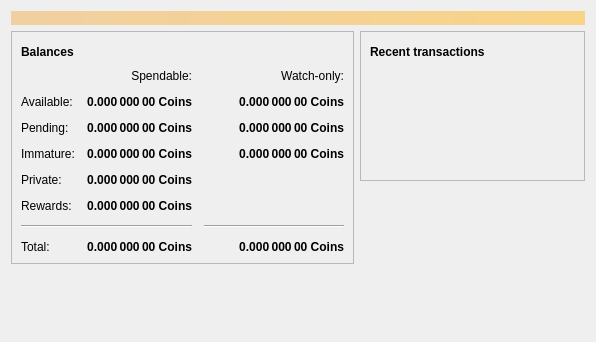
Qt form src/qt/forms/overviewpage.ui (DigitalPrice/DP-Wallet) before a commit.
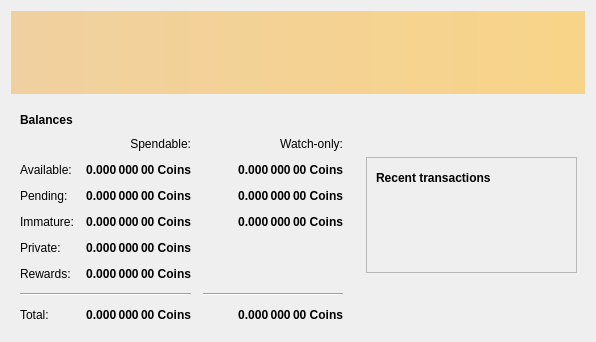
The same form after that commit. Icons and pictures are not drawn. Custom widgets are drawn as their Qt base class.

Commit message:
Overview space management
add more tx history
QFrames float (removed springs), top-pegging logic fails with modern large screen and centers wil later be removed when proper stylesheets are added

What changed in the file:
```diff
--- a/src/qt/forms/overviewpage.ui
+++ b/src/qt/forms/overviewpage.ui
@@ -37,13 +37,13 @@
     <layout class="QHBoxLayout" name="horizontalLayout" stretch="1,1">
      <item>
       <layout class="QVBoxLayout" name="verticalLayout_2">
-       <item>
+       <item alignment="Qt::AlignHCenter|Qt::AlignVCenter">
         <widget class="QFrame" name="frame">
          <property name="frameShape">
-          <enum>QFrame::StyledPanel</enum>
+          <enum>QFrame::NoFrame</enum>
          </property>
          <property name="frameShadow">
-          <enum>QFrame::Raised</enum>
+          <enum>QFrame::Plain</enum>
          </property>
          <layout class="QVBoxLayout" name="verticalLayout_4">
           <item>
@@ -482,24 +482,11 @@
          </layout>
         </widget>
        </item>
-       <item>
-        <spacer name="verticalSpacer">
-         <property name="orientation">
-          <enum>Qt::Vertical</enum>
-         </property>
-         <property name="sizeHint" stdset="0">
-          <size>
-           <width>20</width>
-           <height>40</height>
-          </size>
-         </property>
-        </spacer>
-       </item>
       </layout>
      </item>
      <item>
       <layout class="QVBoxLayout" name="verticalLayout_3">
-       <item>
+       <item alignment="Qt::AlignHCenter|Qt::AlignVCenter">
         <widget class="QFrame" name="frame_2">
          <property name="frameShape">
           <enum>QFrame::StyledPanel</enum>
@@ -599,19 +586,6 @@
          </layout>
         </widget>
        </item>
-       <item>
-        <spacer name="verticalSpacer_2">
-         <property name="orientation">
-          <enum>Qt::Vertical</enum>
-         </property>
-         <property name="sizeHint" stdset="0">
-          <size>
-           <width>20</width>
-           <height>40</height>
-          </size>
-         </property>
-        </spacer>
-       </item>
       </layout>
      </item>
     </layout>
```
The commit also changes 1 other file.
